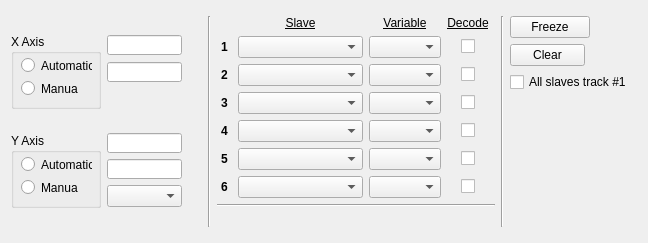
Qt form ui/w_2dplot.ui (JFDuval/flexsea-plan) before a commit.
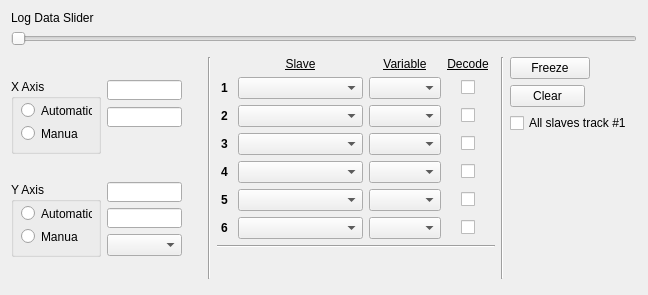
The same form after that commit.

Commit message: WIP - First implementation of data slider for execute. f

```diff
--- a/ui/w_2dplot.ui
+++ b/ui/w_2dplot.ui
@@ -7,7 +7,7 @@
     <x>0</x>
     <y>0</y>
     <width>648</width>
-    <height>243</height>
+    <height>295</height>
    </rect>
   </property>
   <property name="windowTitle">
@@ -15,7 +15,21 @@
   </property>
   <layout class="QVBoxLayout" name="verticalLayout">
    <item>
-    <layout class="QGridLayout" name="gridLayout_test" rowminimumheight="0"/>
+    <layout class="QGridLayout" name="gridLayout_test"/>
+   </item>
+   <item>
+    <widget class="QLabel" name="labelDataSlider">
+     <property name="text">
+      <string>Log Data Slider</string>
+     </property>
+    </widget>
+   </item>
+   <item>
+    <widget class="QSlider" name="DataSlider">
+     <property name="orientation">
+      <enum>Qt::Horizontal</enum>
+     </property>
+    </widget>
    </item>
    <item>
     <spacer name="verticalSpacer">
```
Left out of the diff: 6 changed lines with no effect on the pictures. The commit also changes 13 other files.
